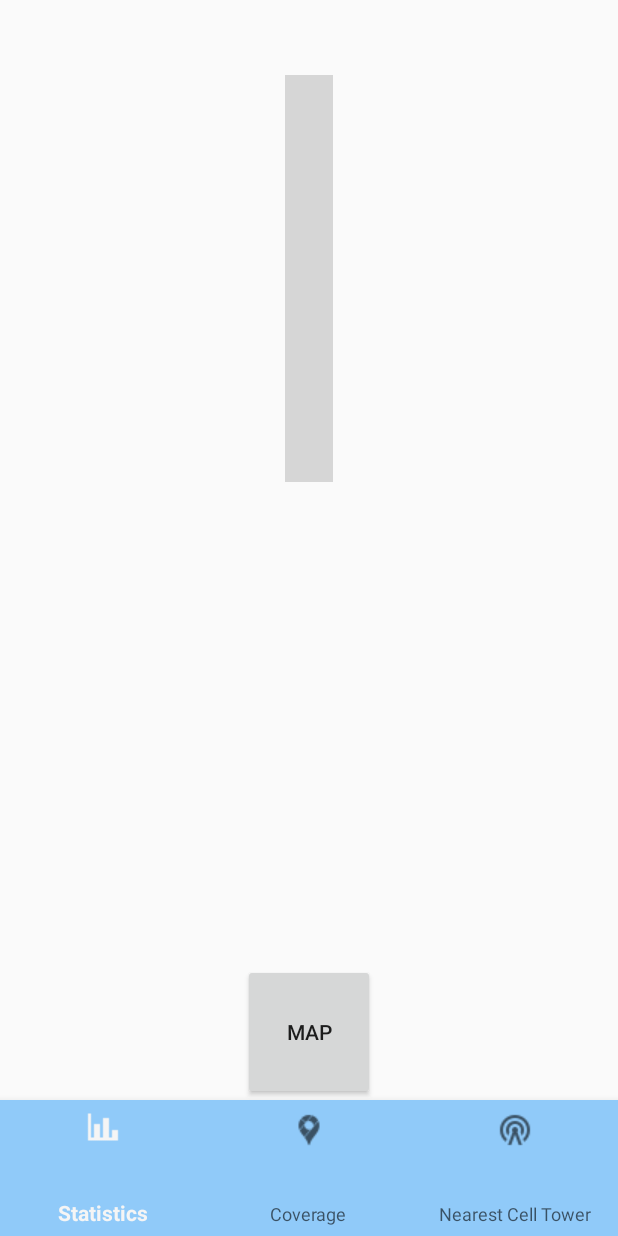
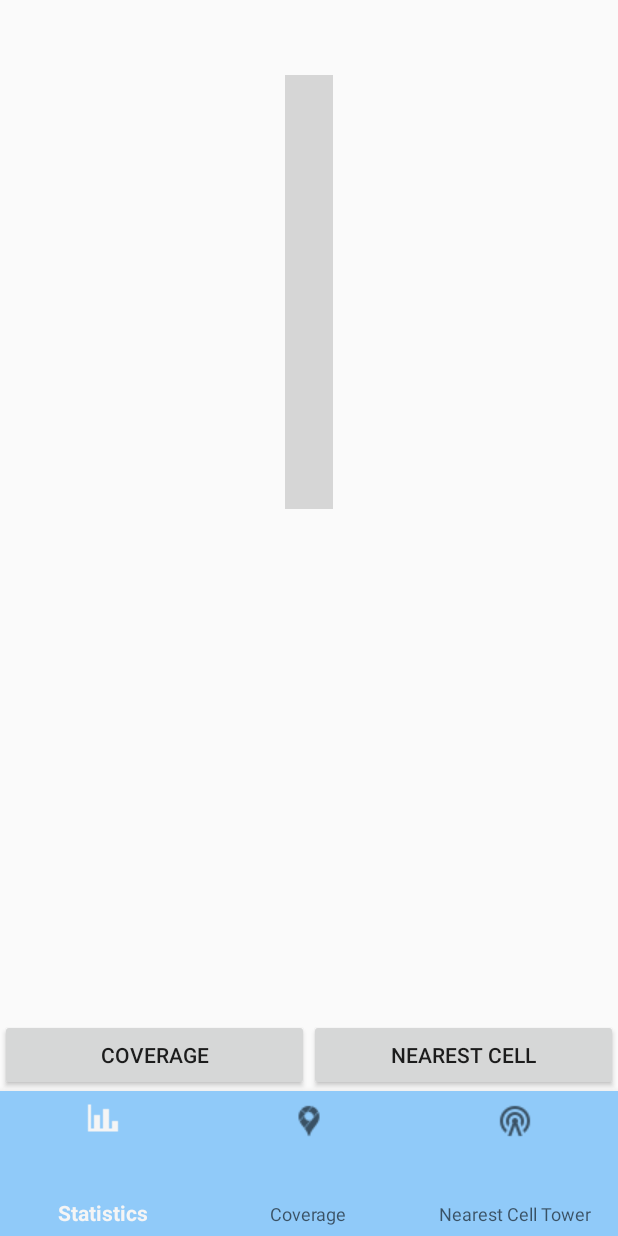
Before and after one commit to MarwanAdel1/Mobile-Signal, an Android app: the screen it shows after launch (StatisticsActivity), on a phone screen of 412 x 824 dp. Run offline under Robolectric (Android 15) with nearby library versions, the phone set to English and light mode, and no system bars; libraries missing offline, so code that uses them is left out: de.nitri.gauge; plain views replace Gauge; 3 statements that could not run were skipped; grey boxes are pictures that could not be loaded.

```diff
--- a/app/src/main/AndroidManifest.xml
+++ b/app/src/main/AndroidManifest.xml
@@ -17,6 +17,7 @@
         android:roundIcon="@mipmap/ic_launcher_round"
         android:supportsRtl="true"
         android:theme="@style/Theme.AppCompat.DayNight.NoActionBar">
+
         <!--
              The API key for Google Maps-based APIs is defined as a string resource.
              (See the file "res/values/google_maps_api.xml").
@@ -31,7 +32,7 @@
 
         <activity
             android:name=".ui.MapsActivity"
-            android:label="@string/title_activity_maps"/>
+            android:label="@string/title_activity_maps" />
 
         <activity android:name=".ui.StatisticsActivity">
             <intent-filter>
@@ -40,6 +41,9 @@
                 <category android:name="android.intent.category.LAUNCHER" />
             </intent-filter>
         </activity>
+        <activity android:name=".ui.CompassActivity">
+
+        </activity>
     </application>
 
 </manifest>
--- /dev/null
+++ b/app/src/main/java/com/example/mobile_signalh3/data/CellLocationInterface.java
@@ -0,0 +1,15 @@
+package com.example.mobile_signalh3.data;
+
+import com.example.mobile_signalh3.pojo.CellLocationData;
+
+import retrofit2.Call;
+import retrofit2.http.GET;
+import retrofit2.http.Query;
+
+public interface CellLocationInterface {
+    @GET("geolocation/cell?v=1.1&data=open&mcc=602&mnc=1&lac=51049&cellid=5949719")
+    public Call<CellLocationData> getCellLocation(/*@Query("mcc") int mcc,
+                                                  @Query("mnc") int mnc,
+                                                  @Query("lac") int lac,
+                                                  @Query("cellid")int cellid*/);
+}
--- /dev/null
+++ b/app/src/main/java/com/example/mobile_signalh3/data/ClientSide.java
@@ -0,0 +1,38 @@
+package com.example.mobile_signalh3.data;
+
+import android.util.Log;
+
+import com.example.mobile_signalh3.pojo.CellLocationData;
+
+import java.util.List;
+
+import retrofit2.Call;
+import retrofit2.Retrofit;
+import retrofit2.converter.gson.GsonConverterFactory;
+
+public class ClientSide {
+    private static final String BASE_URL = "https://api.mylnikov.org/";
+    private CellLocationInterface mCellLocationInterface;
+    private static ClientSide INSTANCE;
+
+    public ClientSide() {
+        Retrofit retrofit = new Retrofit.Builder()
+                .baseUrl(BASE_URL)
+                .addConverterFactory(GsonConverterFactory.create())
+                .build();
+
+        mCellLocationInterface = retrofit.create(CellLocationInterface.class);
+    }
+
+    public static ClientSide getInstance() {
+        if (INSTANCE == null) {
+            INSTANCE = new ClientSide();
+        }
+        return INSTANCE;
+    }
+
+    public Call<CellLocationData> getCellLocation(/*int mcc, int mnc, int lac, int cellid*/) {
+        Call<CellLocationData> call = mCellLocationInterface.getCellLocation(/*mcc,mnc,lac,cellid*/);
+        return call;
+    }
+}
--- /dev/null
+++ b/app/src/main/java/com/example/mobile_signalh3/ui/AppViewModel.java
@@ -0,0 +1,49 @@
+package com.example.mobile_signalh3.ui;
+
+import android.location.Location;
+import android.util.Log;
+
+import androidx.lifecycle.MutableLiveData;
+import androidx.lifecycle.ViewModel;
+
+import com.example.mobile_signalh3.data.ClientSide;
+import com.example.mobile_signalh3.data.FirebaseCallBacks;
+import com.example.mobile_signalh3.data.SignalDatabase;
+import com.example.mobile_signalh3.pojo.CellLocationData;
+import com.example.mobile_signalh3.pojo.SignalData;
+
+import java.util.List;
+
+import retrofit2.Call;
+import retrofit2.Callback;
+import retrofit2.Response;
+
+public class AppViewModel extends ViewModel {
+    MutableLiveData<List<SignalData>> mSignalMutableLiveData= new MutableLiveData<>();
+    MutableLiveData<CellLocationData> mCellLocationDataMutableLiveData = new MutableLiveData<>();
+
+    public  void getSignals(FirebaseCallBacks firebaseCallBacks){
+         SignalDatabase.getInstance().getSignalFromFirebaseDatabase(firebaseCallBacks);
+         //mSignalMutableLiveData.setValue();
+    }
+
+    public void uploadSignals(SignalData signalData){
+        SignalDatabase.getInstance().uploadSignalToDatabase(signalData);
+    }
+
+    public void getCellLocation(/*int cellid,int mnc,int mcc,int lac*/){
+        ClientSide.getInstance().getCellLocation(/*mcc, mnc, lac, cellid*/).enqueue(new Callback<CellLocationData>() {
+            @Override
+            public void onResponse(Call<CellLocationData> call, Response<CellLocationData> response) {
+                Log.e(AppViewModel.class.getSimpleName(),"Marwan's World : "+response.toString());
+                mCellLocationDataMutableLiveData.setValue(response.body());
+            }
+
+            @Override
+            public void onFailure(Call<CellLocationData> call, Throwable t) {
+                Log.e(AppViewModel.class.getSimpleName(),"Marwan's World : wrong :"+t.getMessage());
+            }
+        });
+    }
+
+}
--- a/app/src/main/java/com/example/mobile_signalh3/ui/SignalViewModel.java
+++ /dev/null
@@ -1,24 +0,0 @@
-package com.example.mobile_signalh3.ui;
-
-import androidx.lifecycle.MutableLiveData;
-import androidx.lifecycle.ViewModel;
-
-import com.example.mobile_signalh3.data.FirebaseCallBacks;
-import com.example.mobile_signalh3.data.SignalDatabase;
-import com.example.mobile_signalh3.pojo.SignalData;
-
-import java.util.List;
-
-public class SignalViewModel extends ViewModel {
-    MutableLiveData<List<SignalData>> mSignalMutableLiveData= new MutableLiveData<>();
-
-    public  void getSignals(FirebaseCallBacks firebaseCallBacks){
-         SignalDatabase.getInstance().getSignalFromFirebaseDatabase(firebaseCallBacks);
-         //mSignalMutableLiveData.setValue();
-    }
-
-    public void uploadSignals(SignalData signalData){
-        SignalDatabase.getInstance().uploadSignalToDatabase(signalData);
-    }
-
-}
--- a/app/src/main/java/com/example/mobile_signalh3/ui/StatisticsActivity.java
+++ b/app/src/main/java/com/example/mobile_signalh3/ui/StatisticsActivity.java
@@ -1,9 +1,4 @@
 package com.example.mobile_signalh3.ui;
-
-import androidx.annotation.NonNull;
-import androidx.appcompat.app.AppCompatActivity;
-import androidx.core.app.ActivityCompat;
-import androidx.lifecycle.ViewModelProviders;
 
 import android.Manifest;
 import android.content.Context;
@@ -13,15 +8,25 @@ import android.location.Location;
 import android.location.LocationListener;
 import android.location.LocationManager;
 import android.os.Bundle;
+import android.telephony.CellLocation;
 import android.telephony.PhoneStateListener;
 import android.telephony.SignalStrength;
 import android.telephony.TelephonyManager;
+import android.telephony.gsm.GsmCellLocation;
+import android.util.Log;
 import android.view.View;
 import android.widget.Button;
 import android.widget.TextView;
 
+import androidx.annotation.NonNull;
+import androidx.appcompat.app.AppCompatActivity;
+import androidx.core.app.ActivityCompat;
+import androidx.lifecycle.Observer;
+import androidx.lifecycle.ViewModelProviders;
+
 import com.example.mobile_signalh3.R;
 import com.example.mobile_signalh3.data.SignalListener;
+import com.example.mobile_signalh3.pojo.CellLocationData;
 import com.example.mobile_signalh3.pojo.SignalData;
 
 import de.nitri.gauge.Gauge;
@@ -29,11 +34,14 @@ import de.nitri.gauge.Gauge;
 public class StatisticsActivity extends AppCompatActivity implements View.OnClickListener {
     private TelephonyManager mTelephonyManager;
     private SignalListener mSignalListener;
-    private SignalViewModel mSignalViewModel;
+    private AppViewModel mAppViewModel;
 
     private Gauge gauge;
     private TextView signalTV;
-    private Button map;
+    private Button map, compass;
+
+    public static Location MY_LOCATION;
+    private int cellid = 0, mnc = 0, mcc = 0, lac = 0;
 
     @Override
     protected void onCreate(Bundle savedInstanceState) {
@@ -48,30 +56,15 @@ public class StatisticsActivity extends AppCompatActivity implements View.OnClic
         signalTV = (TextView) findViewById(R.id.signal_text);
         map = (Button) findViewById(R.id.map);
         map.setOnClickListener(this);
+        compass = (Button) findViewById(R.id.compassbt);
+        compass.setOnClickListener(this);
 
-        mSignalViewModel = ViewModelProviders.of(this).get(SignalViewModel.class);
+        mAppViewModel = ViewModelProviders.of(this).get(AppViewModel.class);
 
         mTelephonyManager = (TelephonyManager) getSystemService(Context.TELEPHONY_SERVICE);
-        mSignalListener = new SignalListener() {
-            @Override
-            public void onSignalStrengthsChanged(SignalStrength signalStrength) {
-                super.onSignalStrengthsChanged(signalStrength);
-                displaySignal();
-            }
-        };
-        mTelephonyManager.listen(mSignalListener, PhoneStateListener.LISTEN_SIGNAL_STRENGTHS);
+        LocationManager locationManager = (LocationManager) getSystemService(Context.LOCATION_SERVICE);
 
-
-        LocationListener locationListener = new LocationListener() {
-            @Override
-            public void onLocationChanged(@NonNull Location location) {
-                if (location != null && !mSignalListener.getResultedSignal().equalsIgnoreCase("unknown")) {
-                    mSignalViewModel.uploadSignals(new SignalData(location.getLatitude(), location.getLongitude(), mTelephonyManager.getSimOperatorName(), mSignalListener.getResultedSignal()));
-                }
-            }
-        };
-        LocationManager locationManager = (LocationManager) getSystemService(Context.LOCATION_SERVICE);
-        if (ActivityCompat.checkSelfPermission(this, Manifest.permission.ACCESS_FINE_LOCATION) != PackageManager.PERMISSION_GRANTED && ActivityCompat.checkSelfPermission(this, Manifest.permission.ACCESS_COARSE_LOCATION) != PackageManager.PERMISSION_GRANTED) {
+        if (ActivityCompat.checkSelfPermission(this, Manifest.permission.ACCESS_FINE_LOCATION) != PackageManager.PERMISSION_GRANTED) {
             // TODO: Consider calling
             //    ActivityCompat#requestPermissions
             // here to request the missing permissions, and then overriding
@@ -81,6 +74,52 @@ public class StatisticsActivity extends AppCompatActivity implements View.OnClic
             // for ActivityCompat#requestPermissions for more details.
             return;
         }
+        GsmCellLocation gsmCellLocation = (GsmCellLocation) mTelephonyManager.getCellLocation();
+        if (gsmCellLocation != null) {
+            String networkOperator = mTelephonyManager.getNetworkOperator();
+            cellid = gsmCellLocation.getCid();
+            lac = gsmCellLocation.getLac();
+            mnc = Integer.parseInt(networkOperator.substring(3));
+            mcc = Integer.parseInt(networkOperator.substring(0, 3));
+            Log.e(StatisticsActivity.class.getSimpleName(), "Hi 1 ");
+        }
+
+        mAppViewModel.getCellLocation(/*cellid, mnc, mcc, lac*/);
+        mAppViewModel.mCellLocationDataMutableLiveData.observe(this, new Observer<CellLocationData>() {
+            @Override
+            public void onChanged(CellLocationData cellLocationData) {
+                Log.e(StatisticsActivity.class.getSimpleName(), "\nCellid : " + cellid + "\nLac : " + lac
+                        + "\nMnc : " + mnc + "\nMcc : " + mcc
+                        + "\nCell Location : " + cellLocationData.getLat() + " - " + cellLocationData.getLon());
+            }
+        });
+
+        mSignalListener = new SignalListener() {
+            @Override
+            public void onSignalStrengthsChanged(SignalStrength signalStrength) {
+                super.onSignalStrengthsChanged(signalStrength);
+                displaySignal();
+            }
+
+            @Override
+            public void onCellLocationChanged(CellLocation location) {
+                super.onCellLocationChanged(location);
+                Log.e(StatisticsActivity.class.getSimpleName(), "Hello World! : " + location);
+            }
+        };
+
+
+        LocationListener locationListener = new LocationListener() {
+            @Override
+            public void onLocationChanged(@NonNull Location location) {
+                MY_LOCATION = location;
+                if (location != null && !mSignalListener.getResultedSignal().equalsIgnoreCase("unknown")) {
+                    mAppViewModel.uploadSignals(new SignalData(location.getLatitude(), location.getLongitude(), mTelephonyManager.getSimOperatorName(), mSignalListener.getResultedSignal()));
+                }
+            }
+        };
+
+        mTelephonyManager.listen(mSignalListener, PhoneStateListener.LISTEN_SIGNAL_STRENGTHS);
         locationManager.requestLocationUpdates(locationManager.NETWORK_PROVIDER, 1000, 0, locationListener);
     }
 
@@ -89,8 +128,13 @@ public class StatisticsActivity extends AppCompatActivity implements View.OnClic
         int id = v.getId();
         switch (id) {
             case R.id.map:
-                Intent intent = new Intent(StatisticsActivity.this, MapsActivity.class);
-                startActivity(intent);
+                Intent intentMap = new Intent(StatisticsActivity.this, MapsActivity.class);
+                startActivity(intentMap);
+                break;
+            case R.id.compassbt:
+                Intent intentcompass = new Intent(StatisticsActivity.this, CompassActivity.class);
+                startActivity(intentcompass);
+                break;
         }
     }
 
--- a/app/src/main/res/layout/activity_statistics.xml
+++ b/app/src/main/res/layout/activity_statistics.xml
@@ -31,13 +31,27 @@
         android:layout_weight="3"
         android:textSize="30sp" />
 
-    <Button
-        android:id="@+id/map"
-        android:layout_gravity="center"
-        android:text="Map"
-        android:layout_width="wrap_content"
-        android:layout_weight="1"
-        android:layout_height="0dp"/>
+    <LinearLayout
+        android:layout_width="match_parent"
+        android:layout_height="wrap_content">
+
+        <Button
+            android:id="@+id/map"
+            android:layout_width="0dp"
+            android:layout_height="wrap_content"
+            android:layout_gravity="center"
+            android:layout_weight="1"
+            android:text="Coverage" />
+
+        <Button
+            android:id="@+id/compassbt"
+            android:layout_width="0dp"
+            android:layout_height="wrap_content"
+            android:layout_gravity="center"
+            android:layout_weight="1"
+            android:text="Nearest Cell" />
+
+    </LinearLayout>
 
     <com.google.android.material.bottomnavigation.BottomNavigationView
         android:id="@+id/bottom_navigation_id"
--- a/app/src/main/res/values/strings.xml
+++ b/app/src/main/res/values/strings.xml
@@ -2,5 +2,5 @@
     <string name="app_name">Mobile-Signal H3</string>
     <string name="title_activity_maps">Map</string>
     <!-- TODO: Remove or change this placeholder text -->
-    <string name="hello_blank_fragment">Hello blank fragment</string>
+
 </resources>
```
Also changed, not shown: app/src/main/java/com/example/mobile_signalh3/pojo/CellLocationData.java (added, +31 -0 lines), app/src/main/java/com/example/mobile_signalh3/ui/CompassActivity.java (added, +115 -0 lines), app/src/main/java/com/example/mobile_signalh3/ui/MapsActivity.java (+4 -7 lines), app/src/main/res/layout/activity_compass.xml (added, +17 -0 lines), app/src/main/res/drawable/compass1.png (added).
